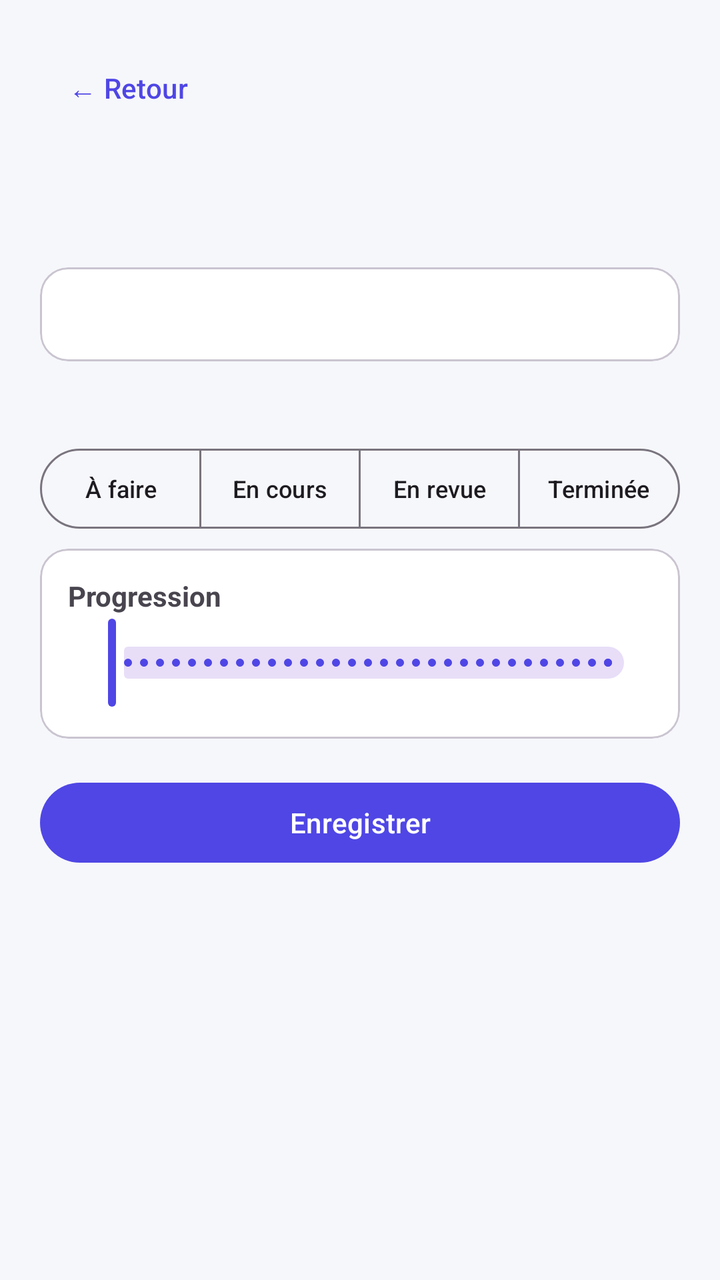
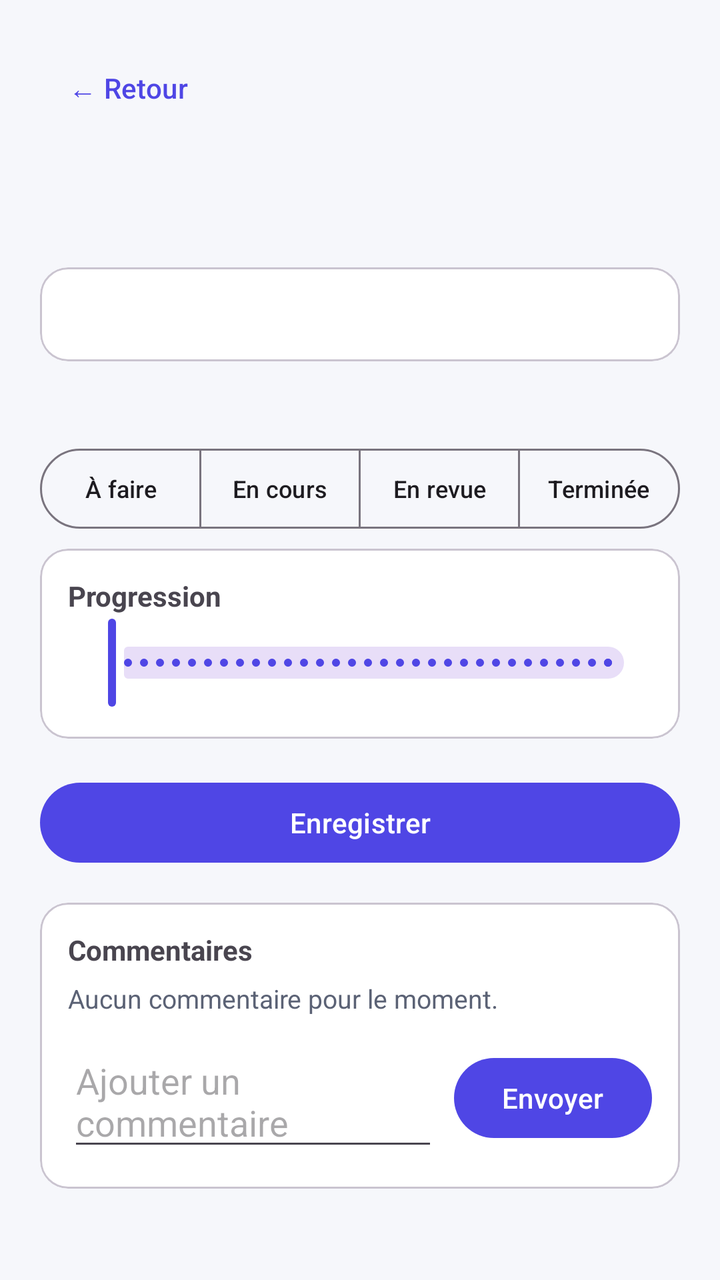

Two renders of the same Android screen: before a commit and after it. Below are the layout's source before the change and the commit's diff.
<!-- AndroidManifest.xml: application theme Theme.TaskFlow -->
<!-- res/layout/activity_task_detail.xml -->
<?xml version="1.0" encoding="utf-8"?>
<ScrollView xmlns:android="http://schemas.android.com/apk/res/android" xmlns:app="http://schemas.android.com/apk/res-auto" android:layout_width="match_parent" android:layout_height="match_parent">
    <LinearLayout android:layout_width="match_parent" android:layout_height="wrap_content" android:orientation="vertical" android:padding="20dp">
        <Button android:id="@+id/btnBack" style="@style/Widget.Material3.Button.TextButton" android:layout_width="wrap_content" android:layout_height="wrap_content" android:text="← Retour"/>
        <TextView android:id="@+id/tvTitle" style="@style/Title" android:layout_width="wrap_content" android:layout_height="wrap_content"/>
        <TextView android:id="@+id/tvPriority" android:layout_width="wrap_content" android:layout_height="wrap_content" android:layout_marginTop="8dp" android:paddingHorizontal="8dp" android:paddingVertical="3dp" android:textSize="12sp" android:textStyle="bold"/>
        <TextView android:id="@+id/tvLocked" android:layout_width="match_parent" android:layout_height="wrap_content" android:layout_marginTop="12dp" android:padding="12dp" android:background="#FDE8E9" android:textColor="#A3202A" android:textStyle="bold" android:visibility="gone" android:text="🔒 Tâche bloquée : l’échéance est dépassée. Seul l’admin peut la réactiver."/>
        <com.google.android.material.card.MaterialCardView style="@style/Card" android:layout_width="match_parent" android:layout_height="wrap_content" android:layout_marginVertical="6dp">
            <TextView android:id="@+id/tvInfo" android:layout_width="match_parent" android:layout_height="wrap_content" android:padding="14dp" android:lineSpacingExtra="4dp"/>
        </com.google.android.material.card.MaterialCardView>
        <TextView android:id="@+id/tvDesc" style="@style/Muted" android:layout_width="wrap_content" android:layout_height="wrap_content"/>
        <com.google.android.material.button.MaterialButtonToggleGroup android:id="@+id/toggle" android:layout_width="match_parent" android:layout_height="wrap_content" android:layout_marginTop="16dp" app:singleSelection="true" app:selectionRequired="true">
            <Button android:id="@+id/btnTodo" style="@style/Widget.Material3.Button.OutlinedButton" android:layout_width="0dp" android:layout_height="wrap_content" android:layout_weight="1" android:paddingHorizontal="2dp" android:textSize="12sp" android:text="À faire"/>
            <Button android:id="@+id/btnDoing" style="@style/Widget.Material3.Button.OutlinedButton" android:layout_width="0dp" android:layout_height="wrap_content" android:layout_weight="1" android:paddingHorizontal="2dp" android:textSize="12sp" android:text="En cours"/>
            <Button android:id="@+id/btnReview" style="@style/Widget.Material3.Button.OutlinedButton" android:layout_width="0dp" android:layout_height="wrap_content" android:layout_weight="1" android:paddingHorizontal="2dp" android:textSize="12sp" android:text="En revue"/>
            <Button android:id="@+id/btnDone" style="@style/Widget.Material3.Button.OutlinedButton" android:layout_width="0dp" android:layout_height="wrap_content" android:layout_weight="1" android:paddingHorizontal="2dp" android:textSize="12sp" android:text="Terminée"/>
        </com.google.android.material.button.MaterialButtonToggleGroup>
        <com.google.android.material.card.MaterialCardView style="@style/Card" android:layout_width="match_parent" android:layout_height="wrap_content" android:layout_marginVertical="6dp">
            <LinearLayout android:layout_width="match_parent" android:layout_height="wrap_content" android:orientation="vertical" android:padding="14dp">
                <LinearLayout android:layout_width="match_parent" android:layout_height="wrap_content">
                    <TextView android:layout_width="0dp" android:layout_height="wrap_content" android:layout_weight="1" android:text="Progression" android:textStyle="bold"/>
                    <TextView android:id="@+id/tvPct" android:textStyle="bold" android:layout_width="wrap_content" android:layout_height="wrap_content"/>
                </LinearLayout>
                <com.google.android.material.slider.Slider android:id="@+id/slider" android:layout_width="match_parent" android:layout_height="wrap_content" android:valueFrom="0" android:valueTo="100" android:stepSize="1"/>
            </LinearLayout>
        </com.google.android.material.card.MaterialCardView>
        <Button android:id="@+id/btnReactivate" android:layout_width="match_parent" android:layout_height="wrap_content" android:layout_marginTop="12dp" android:visibility="gone" android:text="Réactiver la tâche"/>
        <Button android:id="@+id/btnSave" android:layout_width="match_parent" android:layout_height="wrap_content" android:text="Enregistrer" android:layout_marginTop="12dp"/>
    </LinearLayout></ScrollView>
<!-- resources referenced by this layout -->
<resources>
  <style name="Card" parent="Widget.Material3.CardView.Outlined">
          <item name="cardCornerRadius">14dp</item>
          <item name="cardBackgroundColor">#FFFFFF</item>
      </style>
  <style name="Muted">
          <item name="android:textSize">13sp</item>
          <item name="android:textColor">@color/muted</item>
      </style>
  <style name="Title">
          <item name="android:textSize">22sp</item>
          <item name="android:textStyle">bold</item>
          <item name="android:textColor">@color/ink</item>
      </style>
  <style name="Theme.TaskFlow" parent="Theme.Material3.Light.NoActionBar">
          <item name="colorPrimary">@color/primary</item>
          <item name="android:windowBackground">@color/bg</item>
      </style>
  <color name="muted">#5B6275</color>
  <color name="ink">#1B1F2A</color>
  <color name="primary">#4F46E5</color>
  <color name="bg">#F6F7FB</color>
</resources>

<!-- the commit's change to res/layout/activity_task_detail.xml (unified diff, before → after) -->
@@ -26,4 +26,15 @@
         </com.google.android.material.card.MaterialCardView>
         <Button android:id="@+id/btnReactivate" android:layout_width="match_parent" android:layout_height="wrap_content" android:layout_marginTop="12dp" android:visibility="gone" android:text="Réactiver la tâche"/>
         <Button android:id="@+id/btnSave" android:layout_width="match_parent" android:layout_height="wrap_content" android:text="Enregistrer" android:layout_marginTop="12dp"/>
+        <com.google.android.material.card.MaterialCardView style="@style/Card" android:layout_width="match_parent" android:layout_height="wrap_content" android:layout_marginTop="16dp">
+            <LinearLayout android:layout_width="match_parent" android:layout_height="wrap_content" android:orientation="vertical" android:padding="14dp">
+                <TextView android:layout_width="wrap_content" android:layout_height="wrap_content" android:text="Commentaires" android:textStyle="bold"/>
+                <TextView android:id="@+id/tvNoComment" style="@style/Muted" android:layout_width="wrap_content" android:layout_height="wrap_content" android:layout_marginTop="6dp" android:text="Aucun commentaire pour le moment."/>
+                <LinearLayout android:id="@+id/commentList" android:layout_width="match_parent" android:layout_height="wrap_content" android:orientation="vertical"/>
+                <LinearLayout android:layout_width="match_parent" android:layout_height="wrap_content" android:layout_marginTop="10dp" android:gravity="center_vertical">
+                    <EditText android:id="@+id/etComment" android:layout_width="0dp" android:layout_height="wrap_content" android:layout_weight="1" android:hint="Ajouter un commentaire" android:inputType="textCapSentences|textMultiLine" android:maxLines="3"/>
+                    <Button android:id="@+id/btnSend" android:layout_width="wrap_content" android:layout_height="wrap_content" android:layout_marginStart="8dp" android:text="Envoyer"/>
+                </LinearLayout>
+            </LinearLayout>
+        </com.google.android.material.card.MaterialCardView>
     </LinearLayout></ScrollView>
